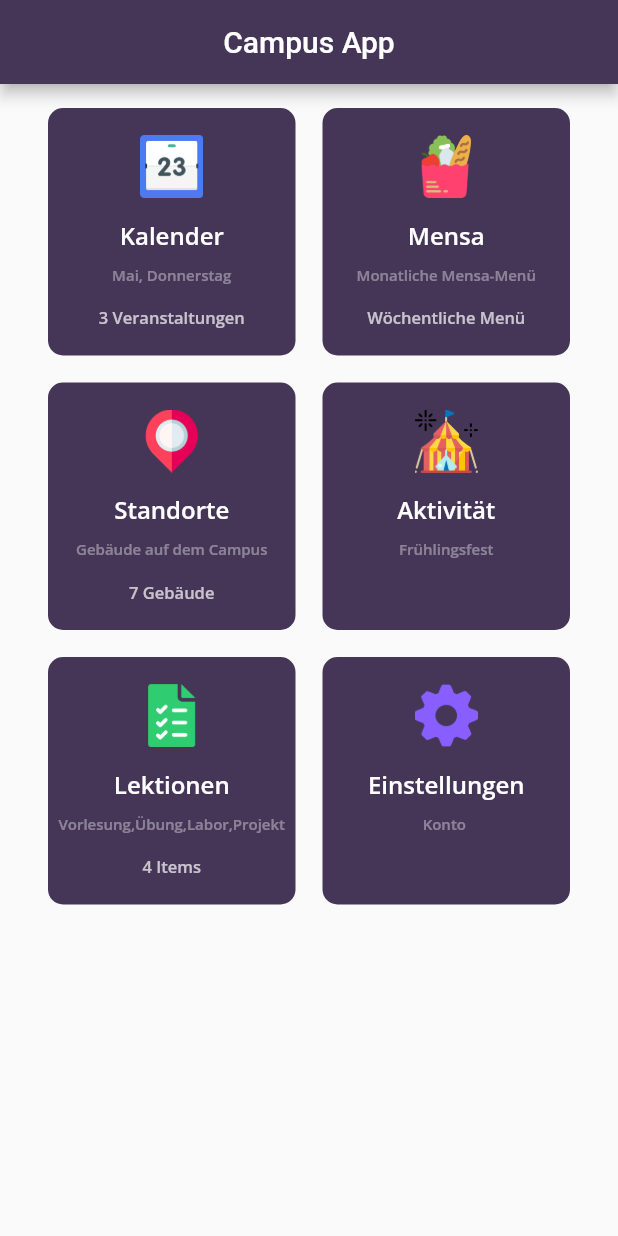
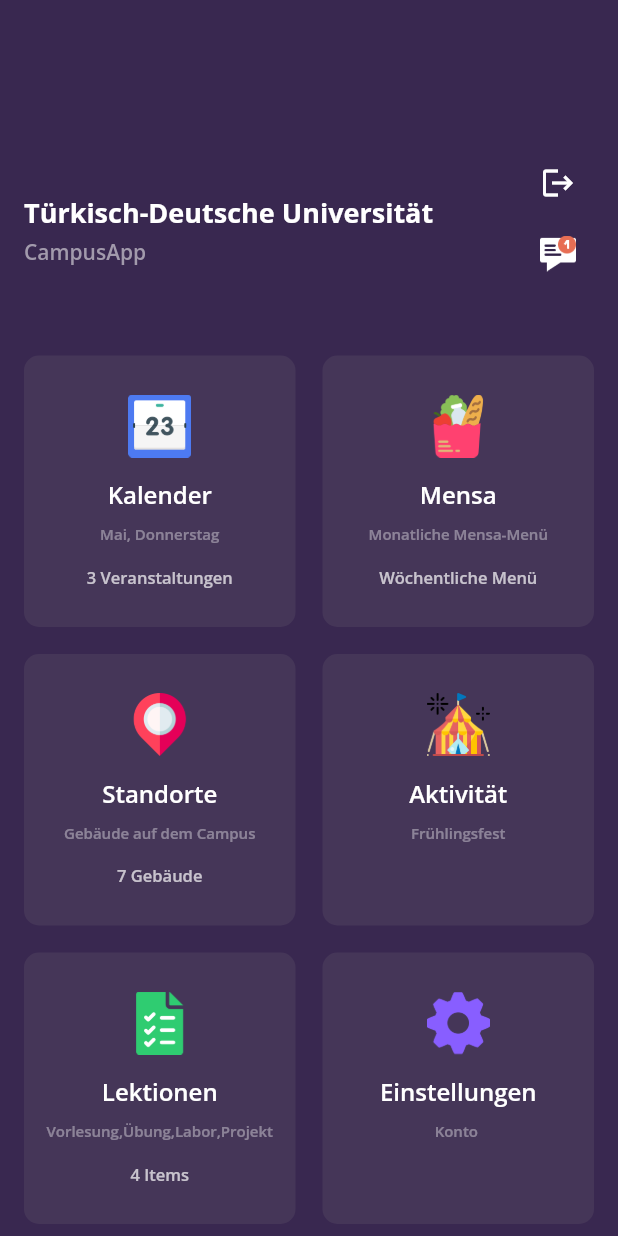
Before and after one commit to aycabayindir/login, a Flutter app: the GridDashboard screen opened directly, on a phone screen of 412 x 824 dp. Run offline on Flutter 3.47's test engine with Material 2 defaults, Android fonts, the phone set to English and light mode, and no system bars; our stand-ins replace firebase_auth, firebase_core, google_fonts, table_calendar; accounts and stored records are empty.

Commit message:
ui fixed

```diff
--- a/lib/griddashboard.dart
+++ b/lib/griddashboard.dart
@@ -2,6 +2,7 @@
 
 import 'package:flutter/material.dart';
 import 'package:google_fonts/google_fonts.dart';
+import 'package:login_fb/main.dart';
 
 import 'aktivitaet.dart';
 import 'kalender.dart';
@@ -52,14 +53,90 @@ class GridDashboard extends StatelessWidget {
     List<Items> myList = [item1, item2, item3, item4, item5, item6];
     var color = 0xff453658;
     return Scaffold(
-      appBar: AppBar(
+      backgroundColor: const Color(0xff392850),
+      /* appBar: AppBar(
         backgroundColor: Color(color),
         title: const Text('Campus App'),
         centerTitle: true,
+        actions: [
+          GestureDetector(
+            onTap: () {
+              Navigator.pushReplacement(context,
+                  MaterialPageRoute(builder: (context) => const LoginScreen()));
+            },
+            child: const Text('Ausloggen'),
+          )
+        ],
+      ),*/
+      body: Column(
+        children: [
+          const SizedBox(
+            height: 110,
           ),
-      body: Container(
-        alignment: Alignment.center,
-        padding: EdgeInsets.all(16),
+          Padding(
+            padding: const EdgeInsets.only(left: 16, right: 16),
+            child: Row(
+              mainAxisAlignment: MainAxisAlignment.spaceBetween,
+              children: <Widget>[
+                Column(
+                  crossAxisAlignment: CrossAxisAlignment.start,
+                  children: <Widget>[
+                    Text(
+                      "Türkisch-Deutsche Universität ",
+                      style: GoogleFonts.openSans(
+                          textStyle: const TextStyle(
+                              color: Colors.white,
+                              fontSize: 18,
+                              fontWeight: FontWeight.bold)),
+                    ),
+                    const SizedBox(
+                      height: 4,
+                    ),
+                    Text(
+                      "CampusApp",
+                      style: GoogleFonts.openSans(
+                          textStyle: const TextStyle(
+                              color: Color(0xffa29aac),
+                              fontSize: 14,
+                              fontWeight: FontWeight.w600)),
+                    ),
+                  ],
+                ),
+                Column(
+                  mainAxisAlignment: MainAxisAlignment.spaceBetween,
+                  children: [
+                    GestureDetector(
+                      onTap: () {
+                        Navigator.pushReplacement(
+                            context,
+                            MaterialPageRoute(
+                                builder: (context) => const HomePage()));
+                      },
+                      child: const Icon(
+                        Icons.logout,
+                        color: Colors.white,
+                      ),
+                    ),
+                    SizedBox(
+                      height: 15,
+                    ),
+                    IconButton(
+                      alignment: Alignment.topCenter,
+                      icon: Image.asset(
+                        "assets/notification.png",
+                        width: 24,
+                      ),
+                      onPressed: () {},
+                    ),
+                  ],
+                )
+              ],
+            ),
+          ),
+          const SizedBox(
+            height: 40,
+          ),
+          Flexible(
             child: GridView.count(
                 childAspectRatio: 1.0,
                 padding: const EdgeInsets.only(left: 16, right: 16),
@@ -138,6 +215,8 @@ class GridDashboard extends StatelessWidget {
                   );
                 }).toList()),
           ),
+        ],
+      ),
     );
   }
 }
```
Lines whose indentation alone changed are shown as unchanged.
